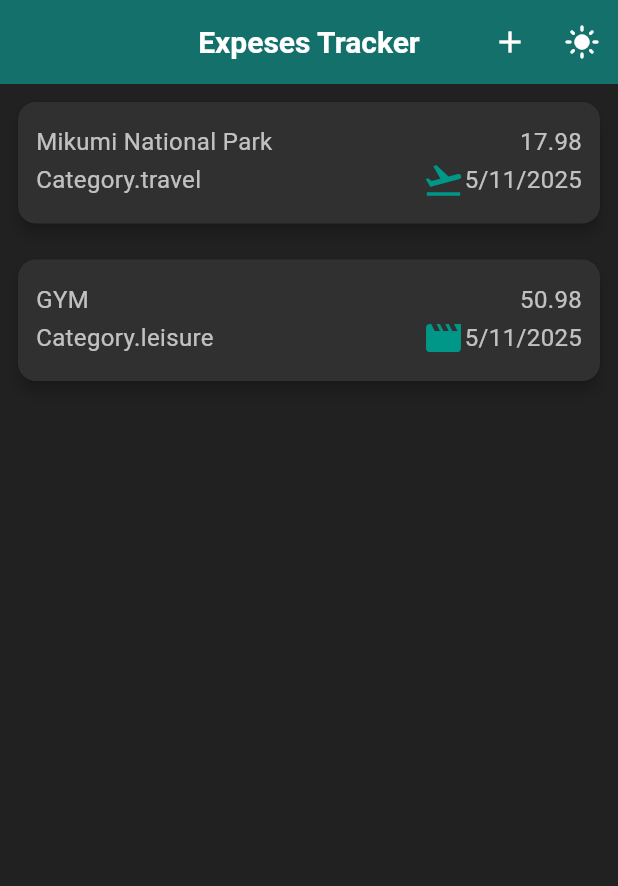
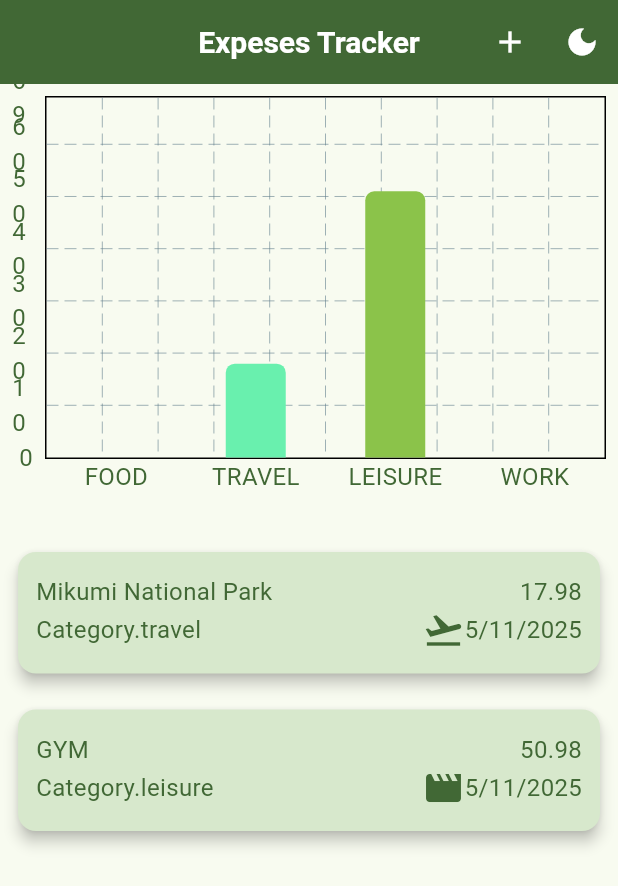
Before and after one commit to Zedestar/flutter_expenses_tracker, a Flutter app: the screen it shows after launch, on a phone screen of 412 x 824 dp. Shown: the top 886 px of the screen. Run offline on Flutter 3.47's test engine with Material 3 defaults, Android fonts, the phone set to English and light mode, and no system bars; drawn by our look-alikes of fl_chart.

Commit message:
The commit after adding the chart to show the expenses histogram

```diff
--- a/lib/components/expenses_list_builder.dart
+++ b/lib/components/expenses_list_builder.dart
@@ -3,6 +3,7 @@ import 'package:expenses_tracker/model/expense.dart';
 import 'package:expenses_tracker/provider/expenses_list_provider.dart';
 import 'package:flutter/material.dart';
 import 'package:provider/provider.dart';
+import 'package:fl_chart/fl_chart.dart';
 
 class ExpensesList extends StatelessWidget {
   const ExpensesList({
@@ -16,11 +17,98 @@ class ExpensesList extends StatelessWidget {
   Widget build(BuildContext context) {
     final expensesProviderConnector = Provider.of<ExpensesListProvider>(
       context,
-      listen: false,
+      listen: true,
     );
     return Column(
       children: [
-        // Text("List expenses"),
+        SizedBox(
+          height: 300,
+          child: Padding(
+            padding: const EdgeInsets.all(8.0),
+            child: BarChart(
+              BarChartData(
+                alignment: BarChartAlignment.spaceAround,
+                maxY: expensesProviderConnector.expensesAmount[0],
+                barTouchData: BarTouchData(enabled: true),
+                titlesData: FlTitlesData(
+                  bottomTitles: AxisTitles(
+                    sideTitles: SideTitles(
+                      showTitles: true,
+                      getTitlesWidget: (value, meta) {
+                        const labels = Category
+                            .values; //['Mon', 'Tue', 'Wed', 'Thu', 'Fri'];
+                        return Text(
+                          labels[value.toInt()]
+                              .toString()
+                              .split('.')
+                              .last
+                              .toUpperCase(),
+                        );
+                      },
+                      reservedSize: 42,
+                    ),
+                  ),
+                  leftTitles: AxisTitles(
+                    sideTitles: SideTitles(showTitles: true),
+                  ),
+                  rightTitles: AxisTitles(
+                    sideTitles: SideTitles(showTitles: false),
+                  ),
+                  topTitles: AxisTitles(
+                    sideTitles: SideTitles(showTitles: false),
+                  ),
+                ),
+                // borderData: FlBorderData(show: false),
+                barGroups: [
+                  BarChartGroupData(x: 0, barRods: [
+                    BarChartRodData(
+                      toY: expensesProviderConnector.expensesAmount[1],
+                      color: Colors.green,
+                      width: 40,
+                      borderRadius: BorderRadius.only(
+                        topLeft: Radius.circular(6),
+                        topRight: Radius.circular(6),
+                      ),
+                    )
+                  ]),
+                  BarChartGroupData(x: 1, barRods: [
+                    BarChartRodData(
+                      toY: expensesProviderConnector.expensesAmount[2],
+                      color: Colors.greenAccent,
+                      width: 40,
+                      borderRadius: BorderRadius.only(
+                        topLeft: Radius.circular(6),
+                        topRight: Radius.circular(6),
+                      ),
+                    ),
+                  ]),
+                  BarChartGroupData(x: 2, barRods: [
+                    BarChartRodData(
+                      toY: expensesProviderConnector.expensesAmount[3],
+                      color: Colors.lightGreen,
+                      width: 40,
+                      borderRadius: BorderRadius.only(
+                        topLeft: Radius.circular(6),
+                        topRight: Radius.circular(6),
+                      ),
+                    ),
+                  ]),
+                  BarChartGroupData(x: 3, barRods: [
+                    BarChartRodData(
+                      toY: expensesProviderConnector.expensesAmount[4],
+                      color: Colors.lightGreenAccent,
+                      width: 40,
+                      borderRadius: BorderRadius.only(
+                        topLeft: Radius.circular(6),
+                        topRight: Radius.circular(6),
+                      ),
+                    )
+                  ]),
+                ],
+              ),
+            ),
+          ),
+        ),
         Expanded(
           child: Consumer<ExpensesListProvider>(
             builder: (context, expensesItem, child) {
--- a/lib/provider/expenses_list_provider.dart
+++ b/lib/provider/expenses_list_provider.dart
@@ -48,4 +48,57 @@ class ExpensesListProvider with ChangeNotifier {
     _expensesList.remove(expense);
     notifyListeners();
   }
+
+  List<double> get expensesAmount {
+    double totalAmount = 0;
+    double totalFood = 0;
+    double totalTravel = 0;
+    double totalLeisure = 0;
+    double totaltWork = 0;
+    for (int i = 0; i < getExpensesList.length; i++) {
+      if (getExpensesList[i].category == Category.food) {
+        totalFood += getExpensesList[i].amount;
+      } else if (getExpensesList[i].category == Category.travel) {
+        totalTravel += getExpensesList[i].amount;
+      } else if (getExpensesList[i].category == Category.leisure) {
+        totalLeisure += getExpensesList[i].amount;
+      } else if (getExpensesList[i].category == Category.work) {
+        totaltWork += getExpensesList[i].amount;
+      }
+      totalAmount += getExpensesList[i].amount;
+    }
+    return [totalAmount, totalFood, totalTravel, totalLeisure, totaltWork];
+  }
+
+  // double get totalAmountOfFood {
+  //   double totalFood = 0;
+  //   for (int i = 0; i < getExpensesList.length; i++) {
+  //     totalFood += getExpensesList[i].amount;
+  //   }
+  //   return totalFood;
+  // }
+
+  // double get totalAmountOfTravel {
+  //   double totalTravel = 0;
+  //   for (int i = 0; i < getExpensesList.length; i++) {
+  //     totalTravel += getExpensesList[i].amount;
+  //   }
+  //   return totalTravel;
+  // }
+
+  // double get totalAmountOfLeisure {
+  //   double totalLeisure = 0;
+  //   for (int i = 0; i < getExpensesList.length; i++) {
+  //     totalLeisure += getExpensesList[i].amount;
+  //   }
+  //   return totalLeisure;
+  // }
+
+  // double get totalAmountOfWork {
+  //   double totaltWork = 0;
+  //   for (int i = 0; i < getExpensesList.length; i++) {
+  //     totaltWork += getExpensesList[i].amount;
+  //   }
+  //   return totaltWork;
+  // }
 }
--- a/lib/provider/theme_provider.dart
+++ b/lib/provider/theme_provider.dart
@@ -3,7 +3,7 @@ import 'package:expenses_tracker/theme/light_theme.dart';
 import 'package:flutter/material.dart';
 
 class AppThemeProvider with ChangeNotifier {
-  bool _isDark = true;
+  bool _isDark = false;
 
   void tooglingTheme() {
     _isDark = !_isDark;
--- a/lib/theme/dark_them.dart
+++ b/lib/theme/dark_them.dart
@@ -1,88 +1,81 @@
 import 'package:flutter/material.dart';
 
 ThemeData buildAppDarkTheme() {
+  final colorScheme = ColorScheme.fromSeed(
+    seedColor: const Color.fromARGB(190, 28, 126, 11),
+    brightness: Brightness.dark,
+  );
+
   return ThemeData(
-    brightness: Brightness.dark, // Dark theme brightness
-    primarySwatch: Colors.teal,
-    scaffoldBackgroundColor:
-        Colors.grey[900], // Dark background for the scaffold
-
-    // Global text styles
+    colorScheme: colorScheme,
+    useMaterial3: true,
+    scaffoldBackgroundColor: Colors.grey[800], //colorScheme.onSurface,
     textTheme: TextTheme(
       headlineMedium: TextStyle(
           fontSize: 24,
           fontWeight: FontWeight.bold,
-          color: Colors.white), // White text for headlines
+          color: colorScheme.onPrimary),
       bodyMedium: TextStyle(
-          fontSize: 16, color: Colors.white70), // Light grey text for body
+        fontSize: 16,
+        color: colorScheme.primary,
+      ),
     ),
-
-    // AppBar styling
     appBarTheme: AppBarTheme(
-      backgroundColor: Colors.teal[800], // Dark teal background for AppBar
-      foregroundColor: Colors.white, // White text and icons in AppBar
+      backgroundColor: colorScheme.primary,
+      foregroundColor: colorScheme.onPrimary,
       elevation: 4,
-      titleTextStyle: TextStyle(fontSize: 20, fontWeight: FontWeight.w600),
+      titleTextStyle:
+          const TextStyle(fontSize: 20, fontWeight: FontWeight.w600),
     ),
-
-    // Button styles
     elevatedButtonTheme: ElevatedButtonThemeData(
       style: ElevatedButton.styleFrom(
-        backgroundColor: Colors.teal[700], // Dark teal button background
-        foregroundColor: Colors.white, // White button text
+        backgroundColor: colorScheme.primary,
+        foregroundColor: colorScheme.onPrimary,
         shape: RoundedRectangleBorder(
           borderRadius: BorderRadius.circular(12),
         ),
-        padding: EdgeInsets.symmetric(horizontal: 24, vertical: 12),
+        padding: const EdgeInsets.symmetric(horizontal: 24, vertical: 12),
       ),
     ),
     textButtonTheme: TextButtonThemeData(
       style: TextButton.styleFrom(
-        foregroundColor: Colors.teal, // Teal text for text buttons
-        textStyle: TextStyle(fontWeight: FontWeight.bold),
+        foregroundColor: colorScheme.primary,
+        textStyle: const TextStyle(fontWeight: FontWeight.bold),
       ),
     ),
     outlinedButtonTheme: OutlinedButtonThemeData(
       style: OutlinedButton.styleFrom(
-        side:
-            BorderSide(color: Colors.teal), // Teal border for outlined buttons
+        side: BorderSide(color: colorScheme.primary),
         shape: RoundedRectangleBorder(
           borderRadius: BorderRadius.circular(8),
         ),
       ),
     ),
-
-    // TextField styling
     inputDecorationTheme: InputDecorationTheme(
       border: OutlineInputBorder(borderRadius: BorderRadius.circular(8)),
       focusedBorder: OutlineInputBorder(
-        borderSide: BorderSide(color: Colors.teal),
+        borderSide: BorderSide(color: colorScheme.primary),
       ),
-      labelStyle: TextStyle(color: Colors.teal), // Teal label text
+      labelStyle: TextStyle(color: colorScheme.primary),
     ),
-
-    // Card styling
     cardTheme: CardTheme(
       elevation: 4,
-      color: Colors.grey[850], // Dark grey background for cards
+      color: colorScheme.secondaryContainer, //Colors.grey[850],
       shape: RoundedRectangleBorder(borderRadius: BorderRadius.circular(12)),
-      margin: EdgeInsets.all(12),
+      margin: const EdgeInsets.all(12),
     ),
-
-    // Floating action button
     floatingActionButtonTheme: FloatingActionButtonThemeData(
-      backgroundColor: Colors.teal, // Teal background for the FAB
-      foregroundColor: Colors.white, // White text and icons in FAB
+      backgroundColor: colorScheme.primary,
+      foregroundColor: colorScheme.onPrimary,
     ),
-
-    // Icon styling
-    iconTheme: IconThemeData(color: Colors.teal, size: 28), // Teal icons
-
-    // Bottom navigation bar
+    iconTheme: IconThemeData(
+      color: colorScheme.primary,
+      size: 28,
+    ),
     bottomNavigationBarTheme: BottomNavigationBarThemeData(
-      selectedItemColor: Colors.teal, // Teal color for selected icons
-      unselectedItemColor: Colors.grey, // Light grey color for unselected icons
-      backgroundColor: Colors.black, // Dark background for the bottom nav bar
+      selectedItemColor: colorScheme.primary,
+      unselectedItemColor: Colors.grey,
+      backgroundColor: Colors.black,
     ),
   );
 }
--- a/lib/theme/light_theme.dart
+++ b/lib/theme/light_theme.dart
@@ -1,82 +1,82 @@
-// theme.dart
 import 'package:flutter/material.dart';
 
 ThemeData buildAppLightTheme() {
+  final colorScheme = ColorScheme.fromSeed(
+    seedColor: const Color.fromARGB(190, 28, 126, 11),
+    brightness: Brightness.light,
+  );
+
   return ThemeData(
-    // brightness: Brightness.light,
-    primarySwatch: Colors.teal,
-    scaffoldBackgroundColor: Colors.grey[100],
-
-    // Global text styles
-    textTheme: TextTheme(
-      headlineMedium: TextStyle(fontSize: 24, fontWeight: FontWeight.bold),
-      bodyMedium: TextStyle(fontSize: 16, color: Colors.black87),
+    colorScheme: colorScheme,
+    useMaterial3: true,
+    scaffoldBackgroundColor: colorScheme.surface,
+    textTheme: TextTheme().copyWith(
+      headlineMedium: TextStyle(
+        fontSize: 24,
+        fontWeight: FontWeight.bold,
+        color: colorScheme.onPrimary,
+      ),
+      bodyMedium: TextStyle(
+        fontSize: 16,
+        color: colorScheme.primary,
+      ),
     ),
-
-    // AppBar styling
     appBarTheme: AppBarTheme(
-      backgroundColor: Colors.teal,
-      foregroundColor: Colors.white,
+      backgroundColor: colorScheme.primary,
+      foregroundColor: colorScheme.onPrimary,
       elevation: 4,
-      titleTextStyle: TextStyle(fontSize: 20, fontWeight: FontWeight.w600),
+      titleTextStyle:
+          const TextStyle(fontSize: 20, fontWeight: FontWeight.w600),
     ),
-
-    // Button styles
     elevatedButtonTheme: ElevatedButtonThemeData(
       style: ElevatedButton.styleFrom(
-        backgroundColor: Colors.teal,
-        foregroundColor: Colors.white,
+        backgroundColor: colorScheme.primary,
+        foregroundColor: colorScheme.onPrimary,
         shape: RoundedRectangleBorder(
           borderRadius: BorderRadius.circular(12),
         ),
-        padding: EdgeInsets.symmetric(horizontal: 24, vertical: 12),
+        padding: const EdgeInsets.symmetric(horizontal: 24, vertical: 12),
       ),
     ),
     textButtonTheme: TextButtonThemeData(
       style: TextButton.styleFrom(
-        foregroundColor: Colors.teal,
-        textStyle: TextStyle(fontWeight: FontWeight.bold),
+        foregroundColor: colorScheme.primary,
+        textStyle: const TextStyle(fontWeight: FontWeight.bold),
       ),
     ),
     outlinedButtonTheme: OutlinedButtonThemeData(
       style: OutlinedButton.styleFrom(
-        side: BorderSide(color: Colors.teal),
+        side: BorderSide(color: colorScheme.primary),
         shape: RoundedRectangleBorder(
           borderRadius: BorderRadius.circular(8),
         ),
       ),
     ),
-
-    // TextField styling
     inputDecorationTheme: InputDecorationTheme(
       border: OutlineInputBorder(borderRadius: BorderRadius.circular(8)),
       focusedBorder: OutlineInputBorder(
-        borderSide: BorderSide(color: Colors.teal),
+        borderSide: BorderSide(color: colorScheme.primary),
       ),
-      labelStyle: TextStyle(color: Colors.teal),
+      labelStyle: TextStyle(color: colorScheme.primary),
     ),
-
-    // Card styling
     cardTheme: CardTheme(
       elevation: 4,
+      color: colorScheme.secondaryContainer, //Colors.grey[850],
       shape: RoundedRectangleBorder(borderRadius: BorderRadius.circular(12)),
-      margin: EdgeInsets.all(12),
+      margin: const EdgeInsets.all(12),
     ),
-
-    // Floating action button
     floatingActionButtonTheme: FloatingActionButtonThemeData(
-      backgroundColor: Colors.teal,
-      foregroundColor: Colors.white,
+      backgroundColor: colorScheme.primary,
+      foregroundColor: colorScheme.onPrimary,
     ),
-
-    // Icon styling
-    iconTheme: IconThemeData(color: Colors.teal, size: 28),
-
-    // Bottom navigation bar
+    iconTheme: IconThemeData(
+      color: colorScheme.primary,
+      size: 28,
+    ),
     bottomNavigationBarTheme: BottomNavigationBarThemeData(
-      selectedItemColor: Colors.teal,
+      selectedItemColor: colorScheme.primary,
       unselectedItemColor: Colors.grey,
-      backgroundColor: Colors.white,
+      backgroundColor: Colors.black,
     ),
   );
 }
--- a/pubspec.yaml
+++ b/pubspec.yaml
@@ -37,6 +37,7 @@ dependencies:
   uuid: ^4.5.1
   intl: ^0.20.2
   provider: ^6.1.5
+  fl_chart: ^1.0.0
 
 dev_dependencies:
   flutter_test:
```
Also changed, not shown: pubspec.lock.
